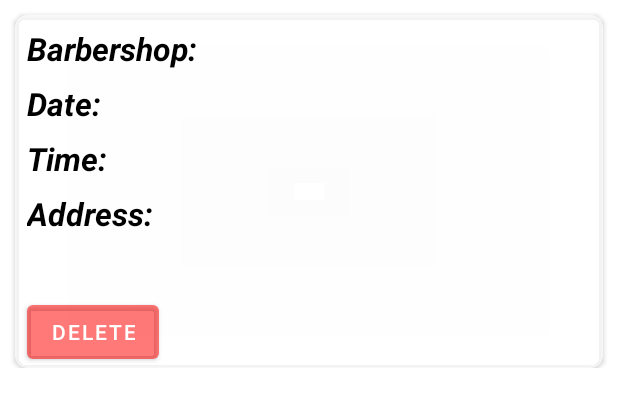
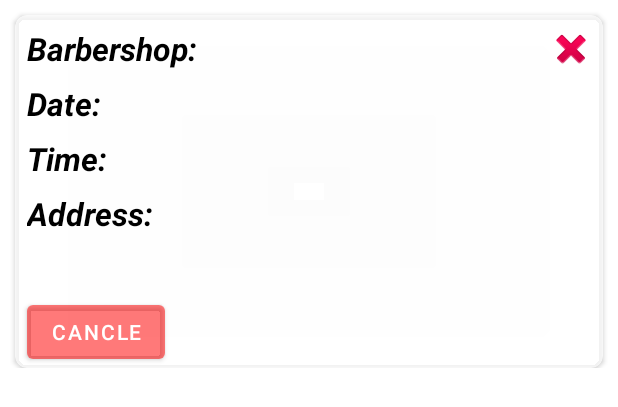
Before and after one commit to TalCohenHarari/AndroidApplication-FinalProject, an Android app: the layout qeues_list_row.xml on its own in the app's theme, with its tools: preview values and no code run, on a phone screen of 412 x 824 dp. Shown: the top 407 px of the screen. Run offline under Robolectric (Android 15) with nearby library versions, the phone set to English and light mode, and no system bars; Roboto replaces fonts that are not available here.

Commit message:
popUp add btn in queues list and deleteQueue for ever added a field isDeleted to queue model

```diff
--- a/app/src/main/java/com/example/finalproject/ui/new_barbershop/NewBarbershopFragment.java
+++ b/app/src/main/java/com/example/finalproject/ui/new_barbershop/NewBarbershopFragment.java
@@ -182,7 +182,7 @@ public class NewBarbershopFragment extends Fragment {
                 queuesList.add(queue);
             }
         }
-        Model.instance.createCalendar(queuesList);
+        Model.instance.createCalendar(queuesList,()->{});
         dialog.dismiss();
         Navigation.findNavController(view).navigate(R.id.nav_barbershopCalendarFragment);
 
--- a/app/src/main/java/com/example/finalproject/ui/signUp/SignUpFragment.java
+++ b/app/src/main/java/com/example/finalproject/ui/signUp/SignUpFragment.java
@@ -292,7 +292,7 @@ public class SignUpFragment extends Fragment {
                 queuesList.add(queue);
             }
         }
-        Model.instance.createCalendar(queuesList);
+        Model.instance.createCalendar(queuesList,()->{});
 
         dialog.dismiss();
         MainActivity.navigationView.getMenu().getItem(0).getSubMenu().getItem(1).setVisible(false);
--- a/app/src/main/res/layout/barbershop_add_queue_dialog.xml
+++ b/app/src/main/res/layout/barbershop_add_queue_dialog.xml
@@ -42,10 +42,9 @@
                 android:layout_marginTop="24dp"
                 android:layout_marginEnd="16dp"
                 android:background="@drawable/input_bg"
-                android:drawableLeft="@android:drawable/ic_popup_reminder"
                 android:drawablePadding="10dp"
                 android:ems="10"
-                android:hint="Time"
+                android:hint="Time         HH:MM -- HH:MM"
                 android:inputType="textPostalAddress"
                 android:paddingLeft="20dp"
                 android:paddingTop="13dp"
--- a/app/src/main/res/layout/popup_dialog_delete_queue.xml
+++ b/app/src/main/res/layout/popup_dialog_delete_queue.xml
@@ -65,7 +65,7 @@
                 android:layout_marginEnd="4dp"
                 android:layout_marginBottom="32dp"
                 android:background="@drawable/button"
-                android:text="Cancel"
+                android:text="BACK"
                 android:textSize="18sp"
                 app:backgroundTint="#8C8C8C"
                 app:layout_constraintBottom_toBottomOf="parent"
--- a/app/src/main/res/layout/qeues_list_row.xml
+++ b/app/src/main/res/layout/qeues_list_row.xml
@@ -60,7 +60,7 @@
                 android:fontFamily="sans-serif"
                 android:textSize="18sp"
                 app:layout_constraintBottom_toBottomOf="@+id/queuesListrow_Name_textView"
-                app:layout_constraintEnd_toEndOf="parent"
+                app:layout_constraintEnd_toStartOf="@+id/queuesListrow_delete_imgBtn"
                 app:layout_constraintStart_toEndOf="@+id/queuesListrow_Name_textView"
                 app:layout_constraintTop_toTopOf="@+id/queuesListrow_Name_textView" />
 
@@ -150,11 +150,22 @@
                 android:layout_height="wrap_content"
                 android:layout_marginStart="8dp"
                 android:layout_marginTop="8dp"
-                android:text="DELETE"
+                android:text="CANCLE"
                 app:background="@drawable/button"
                 app:backgroundTint="#86FF0000"
                 app:layout_constraintStart_toStartOf="parent"
                 app:layout_constraintTop_toBottomOf="@+id/queuesListrow_isAvilable_tv" />
+
+            <ImageButton
+                android:id="@+id/queuesListrow_delete_imgBtn"
+                android:layout_width="27dp"
+                android:layout_height="29dp"
+                android:layout_marginTop="8dp"
+                android:layout_marginEnd="8dp"
+                android:background="#00FFFFFF"
+                app:layout_constraintEnd_toEndOf="parent"
+                app:layout_constraintTop_toTopOf="parent"
+                app:srcCompat="@android:drawable/ic_delete" />
         </androidx.constraintlayout.widget.ConstraintLayout>
     </androidx.cardview.widget.CardView>
 
```
Also changed, not shown: app/src/main/java/com/example/finalproject/model/Model.java (+22 -22 lines), app/src/main/java/com/example/finalproject/model/ModelFirebase.java (+0 -13 lines), app/src/main/java/com/example/finalproject/model/Queue.java (+12 -2 lines), app/src/main/java/com/example/finalproject/ui/hours_list/hoursListViewModel.java (+4 -3 lines), app/src/main/java/com/example/finalproject/ui/queues_list/QueuesListViewModel.java (+16 -4 lines), app/src/main/java/com/example/finalproject/ui/queues_list/Queues_list_Fragment.java (+44 -13 lines).
